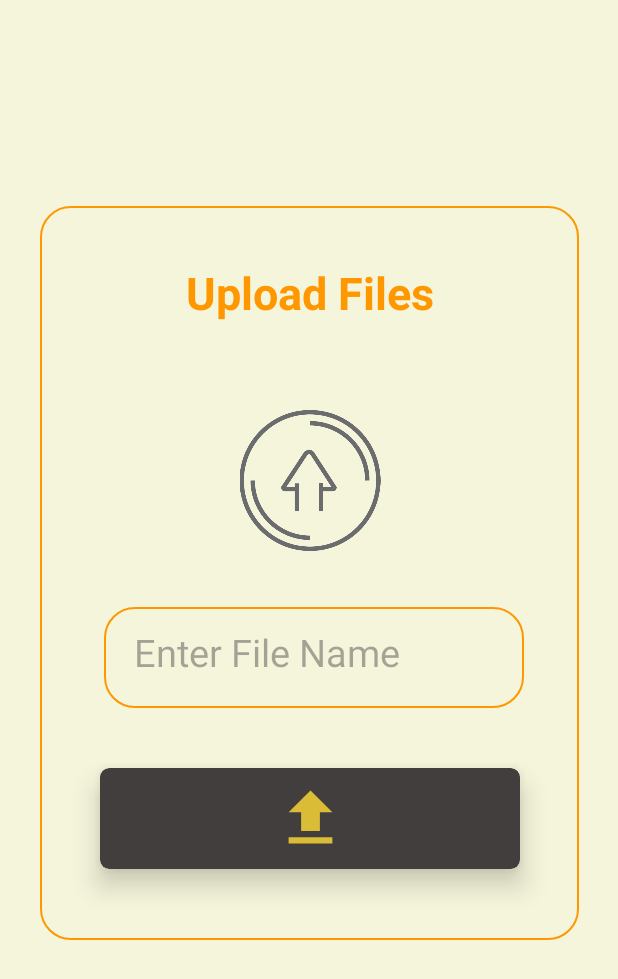
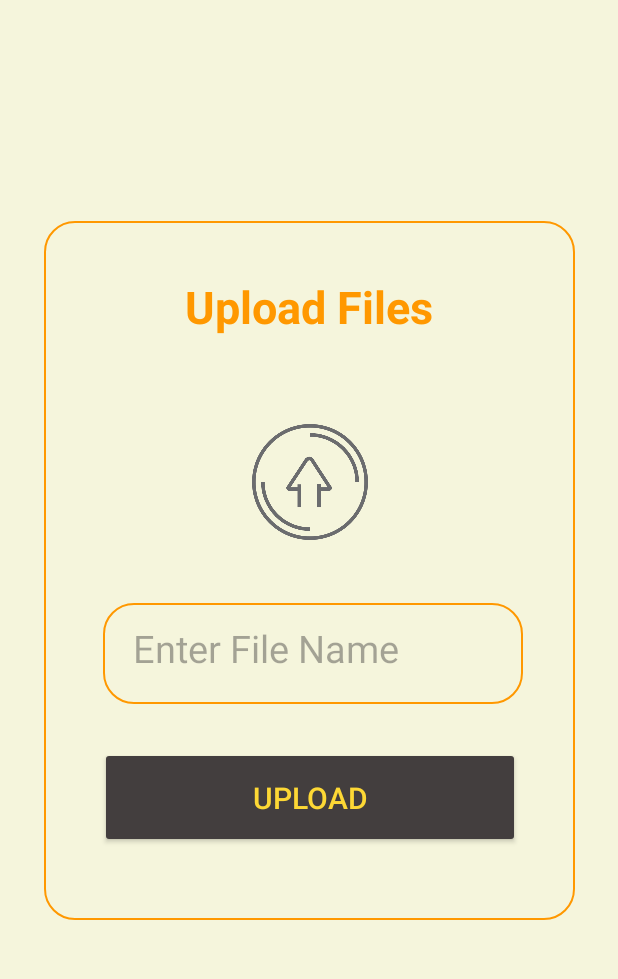
Before and after one commit to SWARNAJIT-SAHOO/File4Share-Project, an Android app: the UploadPage screen opened directly, with no data from a screen before it, on a phone screen of 412 x 824 dp. Shown: the top 979 px of the screen. Run offline under Robolectric (Android 15) with nearby library versions, the phone set to English and light mode, and no system bars; our stand-ins replace Firebase (no records; nobody signed in at launch, a user with empty details on screens opened directly); Roboto replaces fonts that are not available here.

Commit message:
finished project

```diff
--- a/app/build.gradle
+++ b/app/build.gradle
@@ -36,6 +36,8 @@ dependencies {
     implementation 'androidx.constraintlayout:constraintlayout:2.1.4'
     implementation 'com.google.firebase:firebase-auth:22.1.2'
     implementation 'com.google.android.material:material:1.3.0-alpha03'
+    implementation 'com.google.firebase:firebase-database:20.1.0'
+    implementation 'com.google.firebase:firebase-storage-ktx:20.2.1'
     testImplementation 'junit:junit:4.13.2'
     androidTestImplementation 'androidx.test.ext:junit:1.1.5'
     androidTestImplementation 'androidx.test.espresso:espresso-core:3.5.1'
--- a/app/src/main/java/com/example/file4share/MainActivity.java
+++ b/app/src/main/java/com/example/file4share/MainActivity.java
@@ -12,6 +12,9 @@ import android.text.TextUtils;
 import android.text.method.LinkMovementMethod;
 import android.text.style.ClickableSpan;
 import android.util.Log;
+import android.view.Menu;
+import android.view.MenuInflater;
+import android.view.MenuItem;
 import android.view.View;
 import android.widget.EditText;
 import android.widget.ProgressBar;
@@ -127,4 +130,5 @@ public class MainActivity extends AppCompatActivity {
 
     }
 
+
 }
--- a/app/src/main/java/com/example/file4share/UploadPage.java
+++ b/app/src/main/java/com/example/file4share/UploadPage.java
@@ -9,11 +9,22 @@ import android.text.TextUtils;
 import android.view.View;
 import android.view.Window;
 import android.view.WindowManager;
+import android.widget.Button;
 import android.widget.EditText;
+import android.widget.TextView;
 import android.widget.Toast;
+
+import com.google.firebase.database.DatabaseReference;
+import com.google.firebase.database.FirebaseDatabase;
+import com.google.firebase.storage.FirebaseStorage;
+import com.google.firebase.storage.StorageReference;
 
 public class UploadPage extends AppCompatActivity {
     EditText ed;
+    Button bt;
+
+    StorageReference storageReference;
+    DatabaseReference databaseReference;
     @SuppressLint("MissingInflatedId")
     @Override
     protected void onCreate(Bundle savedInstanceState) {
@@ -21,14 +32,28 @@ public class UploadPage extends AppCompatActivity {
         requestWindowFeature(Window.FEATURE_NO_TITLE);   //to make full screen
         getWindow().setFlags(WindowManager.LayoutParams.FLAG_FULLSCREEN, WindowManager.LayoutParams.FLAG_FULLSCREEN);
         setContentView(R.layout.activity_upload_page);
-        ed = findViewById(R.id.ed1);
+        ed = findViewById(R.id.name);
+        bt = findViewById(R.id.bt1);
+
+
+        storageReference= FirebaseStorage.getInstance().getReference();
+        databaseReference = FirebaseDatabase.getInstance().getReference("Uploads");
     }
+
     public void upload(View view){
+        Intent in = new Intent();
+        in.setType("application/pdf");
+        in.setAction(Intent.ACTION_GET_CONTENT);
+    }
+
+    /*public void upload(View view){
         String edt ;
         edt = String.valueOf(ed.getText());
         if(TextUtils.isEmpty(edt) ){
             Toast.makeText(UploadPage.this, "Enter File Name", Toast.LENGTH_SHORT).show();
             return;
         }
-    }
+    }*/
+
+
 }
--- a/app/src/main/res/layout/activity_upload_page.xml
+++ b/app/src/main/res/layout/activity_upload_page.xml
@@ -8,8 +8,8 @@
     tools:context=".UploadPage">
 
     <androidx.constraintlayout.widget.ConstraintLayout
-        android:layout_width="359dp"
-        android:layout_height="489dp"
+        android:layout_width="354dp"
+        android:layout_height="466dp"
         android:background="@drawable/shape"
         android:padding="20dp"
         app:layout_constraintBottom_toBottomOf="parent"
@@ -19,7 +19,7 @@
         app:layout_constraintVertical_bias="0.411">
 
         <TextView
-            android:id="@+id/name"
+            android:id="@+id/n1"
             android:layout_width="290dp"
             android:layout_height="79dp"
             android:layout_marginHorizontal="10dp"
@@ -40,7 +40,7 @@
             app:layout_constraintVertical_bias="0.014" />
 
         <EditText
-            android:id="@+id/ed1"
+            android:id="@+id/name"
             android:layout_width="280dp"
             android:layout_height="67dp"
             android:background="@drawable/shape"
@@ -53,52 +53,32 @@
             app:layout_constraintEnd_toEndOf="parent"
             app:layout_constraintHorizontal_bias="0.569"
             app:layout_constraintStart_toStartOf="parent"
-            app:layout_constraintTop_toBottomOf="@+id/name"
+            app:layout_constraintTop_toBottomOf="@+id/n1"
             app:layout_constraintVertical_bias="0.548"></EditText>
 
-        <androidx.cardview.widget.CardView
-            android:id="@+id/cardView11"
+        <androidx.appcompat.widget.AppCompatButton
+            android:id="@+id/bt1"
             android:layout_width="280dp"
             android:layout_height="67dp"
-            android:layout_marginTop="20dp"
             android:backgroundTint="#433E3E"
-            app:cardCornerRadius="6dp"
-            app:cardElevation="11dp"
+            android:text="Upload"
+            android:textColor="#FDD835"
+            android:textSize="20dp"
+            android:onClick="upload"
             app:layout_constraintBottom_toBottomOf="parent"
             app:layout_constraintEnd_toEndOf="parent"
             app:layout_constraintStart_toStartOf="parent"
-            app:layout_constraintTop_toBottomOf="@+id/ed1"
-            app:layout_constraintVertical_bias="0.422">
-
-            <androidx.constraintlayout.widget.ConstraintLayout
-                android:layout_width="match_parent"
-                android:layout_height="match_parent">
-
-                <androidx.appcompat.widget.AppCompatButton
-                    android:layout_width="50dp"
-                    android:layout_height="50dp"
-                    android:background="@drawable/baseline_file_upload_24"
-                    android:backgroundTint="#FDD835"
-                    android:onClick="upload"
-                    app:layout_constraintBottom_toBottomOf="parent"
-                    app:layout_constraintEnd_toEndOf="parent"
-                    app:layout_constraintStart_toStartOf="parent"
-                    app:layout_constraintTop_toTopOf="parent"
-                    tools:ignore="MissingConstraints"></androidx.appcompat.widget.AppCompatButton>
-
-            </androidx.constraintlayout.widget.ConstraintLayout>
-
-        </androidx.cardview.widget.CardView>
+            app:layout_constraintTop_toBottomOf="@+id/name"></androidx.appcompat.widget.AppCompatButton>
 
         <ImageView
             android:id="@+id/imageView"
-            android:layout_width="96dp"
-            android:layout_height="94dp"
+            android:layout_width="88dp"
+            android:layout_height="77dp"
             android:layout_marginTop="31dp"
-            app:layout_constraintBottom_toTopOf="@+id/ed1"
+            app:layout_constraintBottom_toTopOf="@+id/name"
             app:layout_constraintEnd_toEndOf="parent"
             app:layout_constraintStart_toStartOf="parent"
-            app:layout_constraintTop_toBottomOf="@+id/name"
+            app:layout_constraintTop_toBottomOf="@+id/n1"
             app:layout_constraintVertical_bias="0.0"
             app:srcCompat="@drawable/up" />
     </androidx.constraintlayout.widget.ConstraintLayout>
```
Also changed, not shown: app/src/main/java/com/example/file4share/HomePage.java (+27 -1 lines), app/src/main/java/com/example/file4share/PdfClass.java (added, +26 -0 lines).
